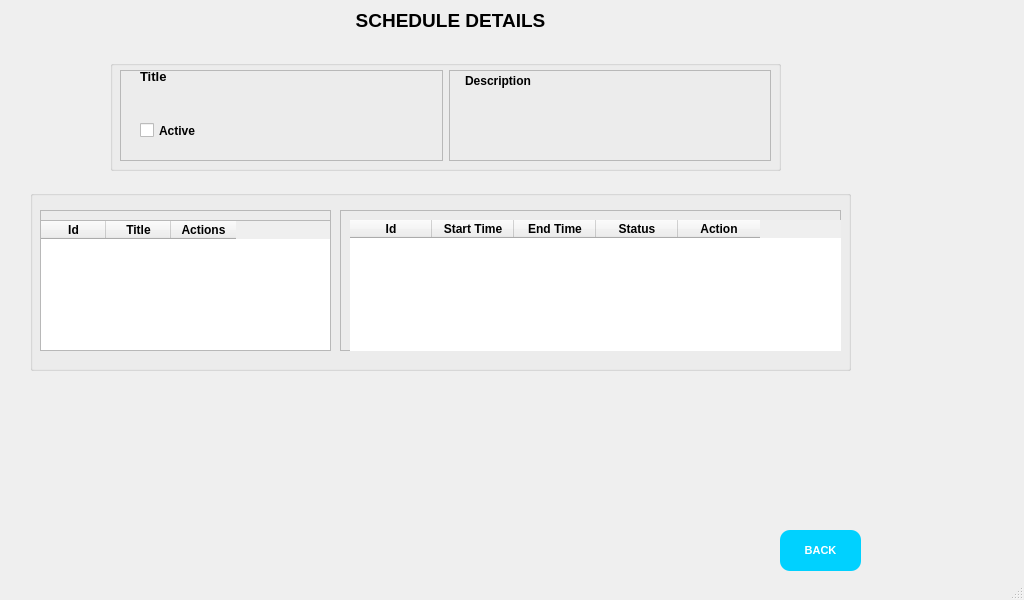
Quang-Nguyen-Van/MSE_Do-An-Tot-Nghiep, file schedule_details.ui: the form before one commit.
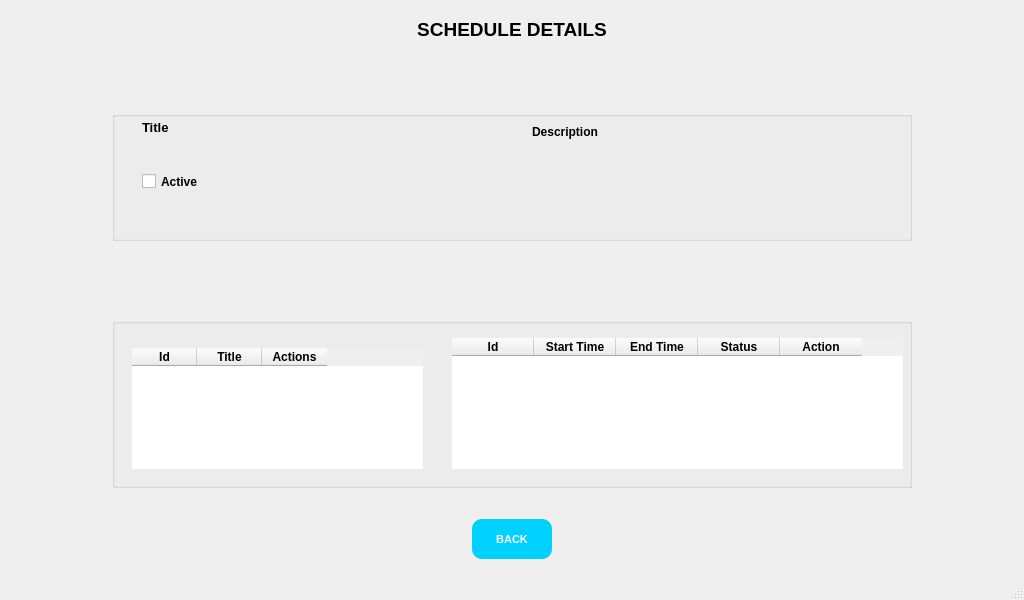
The form after the commit.

Commit message: fix fullScreen Details

```diff
--- a/schedule_details.ui
+++ b/schedule_details.ui
@@ -13,19 +13,51 @@
     <height>600</height>
    </rect>
   </property>
+  <property name="minimumSize">
+   <size>
+    <width>800</width>
+    <height>480</height>
+   </size>
+  </property>
+  <property name="maximumSize">
+   <size>
+    <width>1024</width>
+    <height>800</height>
+   </size>
+  </property>
   <property name="windowTitle">
    <string>Schedule Details</string>
   </property>
   <widget class="QWidget" name="centralwidget">
+   <layout class="QVBoxLayout" name="verticalLayout_3">
+    <item>
+     <widget class="QFrame" name="frame_4">
+      <property name="minimumSize">
+       <size>
+        <width>800</width>
+        <height>40</height>
+       </size>
+      </property>
+      <property name="maximumSize">
+       <size>
+        <width>1024</width>
+        <height>40</height>
+       </size>
+      </property>
+      <property name="styleSheet">
+       <string notr="true">QFrame{
+	border: none;
+}</string>
+      </property>
+      <property name="frameShape">
+       <enum>QFrame::StyledPanel</enum>
+      </property>
+      <property name="frameShadow">
+       <enum>QFrame::Raised</enum>
+      </property>
+      <layout class="QVBoxLayout" name="verticalLayout">
+       <item alignment="Qt::AlignTop">
    <widget class="QLabel" name="label">
-    <property name="geometry">
-     <rect>
-      <x>330</x>
-      <y>0</y>
-      <width>241</width>
-      <height>41</height>
-     </rect>
-    </property>
     <property name="font">
      <font>
       <pointsize>14</pointsize>
@@ -40,51 +72,37 @@
      <set>Qt::AlignCenter</set>
     </property>
    </widget>
-   <widget class="QPushButton" name="btnBack">
-    <property name="geometry">
-     <rect>
-      <x>780</x>
-      <y>530</y>
-      <width>81</width>
-      <height>41</height>
-     </rect>
-    </property>
-    <property name="font">
-     <font>
-      <pointsize>8</pointsize>
-      <weight>75</weight>
-      <bold>true</bold>
-     </font>
-    </property>
-    <property name="cursor">
-     <cursorShape>PointingHandCursor</cursorShape>
+       </item>
+      </layout>
+     </widget>
+    </item>
+    <item>
+     <widget class="QFrame" name="frame_3">
+      <property name="minimumSize">
+       <size>
+        <width>800</width>
+        <height>130</height>
+       </size>
     </property>
     <property name="styleSheet">
-     <string notr="true">QPushButton{
-	background-color:rgb(0, 209, 255);
+       <string notr="true">QFrame{
 	border: none;
-	border-radius: 10px;
-	color: white;
-	font-weight: bold;
-}
-
-QPushButton::hover{
-	background-color:rgb(0, 170, 255);
-	border-radius: 10px
 }</string>
     </property>
-    <property name="text">
-     <string>BACK</string>
-    </property>
-   </widget>
+      <property name="frameShape">
+       <enum>QFrame::StyledPanel</enum>
+      </property>
+      <property name="frameShadow">
+       <enum>QFrame::Raised</enum>
+      </property>
+      <layout class="QHBoxLayout" name="horizontalLayout_2">
+       <item alignment="Qt::AlignHCenter|Qt::AlignVCenter">
    <widget class="QGroupBox" name="groupBox">
-    <property name="geometry">
-     <rect>
-      <x>110</x>
-      <y>60</y>
-      <width>671</width>
-      <height>111</height>
-     </rect>
+         <property name="minimumSize">
+          <size>
+           <width>800</width>
+           <height>130</height>
+          </size>
     </property>
     <property name="title">
      <string/>
@@ -97,13 +115,18 @@
       <rect>
        <x>10</x>
        <y>10</y>
-       <width>651</width>
-       <height>91</height>
+            <width>781</width>
+            <height>101</height>
       </rect>
      </property>
      <layout class="QHBoxLayout" name="horizontalLayout">
       <item>
        <widget class="QFrame" name="frame_2">
+             <property name="styleSheet">
+              <string notr="true">QFrame{
+	border: none;
+}</string>
+             </property>
         <property name="frameShape">
          <enum>QFrame::StyledPanel</enum>
         </property>
@@ -179,6 +202,11 @@
       </item>
       <item>
        <widget class="QFrame" name="frame">
+             <property name="styleSheet">
+              <string notr="true">QFrame{
+	border: none;
+}</string>
+             </property>
         <property name="frameShape">
          <enum>QFrame::StyledPanel</enum>
         </property>
@@ -213,7 +241,7 @@
           <rect>
            <x>16</x>
            <y>30</y>
-           <width>301</width>
+                <width>351</width>
            <height>31</height>
           </rect>
          </property>
@@ -226,14 +254,49 @@
      </layout>
     </widget>
    </widget>
+       </item>
+      </layout>
+     </widget>
+    </item>
+    <item>
+     <widget class="QFrame" name="frame_5">
+      <property name="minimumSize">
+       <size>
+        <width>800</width>
+        <height>200</height>
+       </size>
+      </property>
+      <property name="maximumSize">
+       <size>
+        <width>1024</width>
+        <height>200</height>
+       </size>
+      </property>
+      <property name="styleSheet">
+       <string notr="true">QFrame{
+	border: none;
+}</string>
+      </property>
+      <property name="frameShape">
+       <enum>QFrame::StyledPanel</enum>
+      </property>
+      <property name="frameShadow">
+       <enum>QFrame::Raised</enum>
+      </property>
+      <layout class="QHBoxLayout" name="horizontalLayout_3">
+       <item alignment="Qt::AlignHCenter|Qt::AlignVCenter">
    <widget class="QGroupBox" name="groupBox_2">
-    <property name="geometry">
-     <rect>
-      <x>30</x>
-      <y>190</y>
-      <width>821</width>
-      <height>181</height>
-     </rect>
+         <property name="minimumSize">
+          <size>
+           <width>800</width>
+           <height>170</height>
+          </size>
+         </property>
+         <property name="maximumSize">
+          <size>
+           <width>1024</width>
+           <height>170</height>
+          </size>
     </property>
     <property name="title">
      <string/>
@@ -243,10 +306,15 @@
       <rect>
        <x>10</x>
        <y>20</y>
-       <width>291</width>
+            <width>311</width>
        <height>141</height>
       </rect>
      </property>
+          <property name="styleSheet">
+           <string notr="true">QFrame{
+	border: none;
+}</string>
+          </property>
      <property name="frameShape">
       <enum>QFrame::StyledPanel</enum>
      </property>
@@ -256,10 +324,10 @@
      <widget class="QTableWidget" name="tblDays">
       <property name="geometry">
        <rect>
-        <x>0</x>
+             <x>10</x>
         <y>10</y>
         <width>291</width>
-        <height>131</height>
+             <height>121</height>
        </rect>
       </property>
       <property name="alternatingRowColors">
@@ -327,12 +395,17 @@
     <widget class="QFrame" name="frmSlots">
      <property name="geometry">
       <rect>
-       <x>310</x>
+            <x>330</x>
        <y>20</y>
-       <width>501</width>
+            <width>481</width>
        <height>141</height>
       </rect>
      </property>
+          <property name="styleSheet">
+           <string notr="true">QFrame{
+	border: none;
+}</string>
+          </property>
      <property name="frameShape">
       <enum>QFrame::StyledPanel</enum>
      </property>
@@ -343,8 +416,8 @@
       <property name="geometry">
        <rect>
         <x>10</x>
-        <y>10</y>
-        <width>551</width>
+             <y>0</y>
+             <width>451</width>
         <height>131</height>
        </rect>
       </property>
@@ -448,6 +521,83 @@
      </widget>
     </widget>
    </widget>
+       </item>
+      </layout>
+     </widget>
+    </item>
+    <item>
+     <widget class="QFrame" name="frame_6">
+      <property name="minimumSize">
+       <size>
+        <width>800</width>
+        <height>60</height>
+       </size>
+      </property>
+      <property name="maximumSize">
+       <size>
+        <width>1024</width>
+        <height>60</height>
+       </size>
+      </property>
+      <property name="styleSheet">
+       <string notr="true">QFrame{
+	border: none;
+}</string>
+      </property>
+      <property name="frameShape">
+       <enum>QFrame::StyledPanel</enum>
+      </property>
+      <property name="frameShadow">
+       <enum>QFrame::Raised</enum>
+      </property>
+      <layout class="QVBoxLayout" name="verticalLayout_2">
+       <item alignment="Qt::AlignHCenter|Qt::AlignVCenter">
+        <widget class="QPushButton" name="btnBack">
+         <property name="minimumSize">
+          <size>
+           <width>80</width>
+           <height>40</height>
+          </size>
+         </property>
+         <property name="maximumSize">
+          <size>
+           <width>80</width>
+           <height>40</height>
+          </size>
+         </property>
+         <property name="font">
+          <font>
+           <pointsize>8</pointsize>
+           <weight>75</weight>
+           <bold>true</bold>
+          </font>
+         </property>
+         <property name="cursor">
+          <cursorShape>PointingHandCursor</cursorShape>
+         </property>
+         <property name="styleSheet">
+          <string notr="true">QPushButton{
+	background-color:rgb(0, 209, 255);
+	border: none;
+	border-radius: 10px;
+	color: white;
+	font-weight: bold;
+}
+
+QPushButton::hover{
+	background-color:rgb(0, 170, 255);
+	border-radius: 10px
+}</string>
+         </property>
+         <property name="text">
+          <string>BACK</string>
+         </property>
+        </widget>
+       </item>
+      </layout>
+     </widget>
+    </item>
+   </layout>
   </widget>
   <widget class="QStatusBar" name="statusbar"/>
  </widget>
```
Lines whose indentation alone changed are shown as unchanged. The commit also changes 2 other files.
